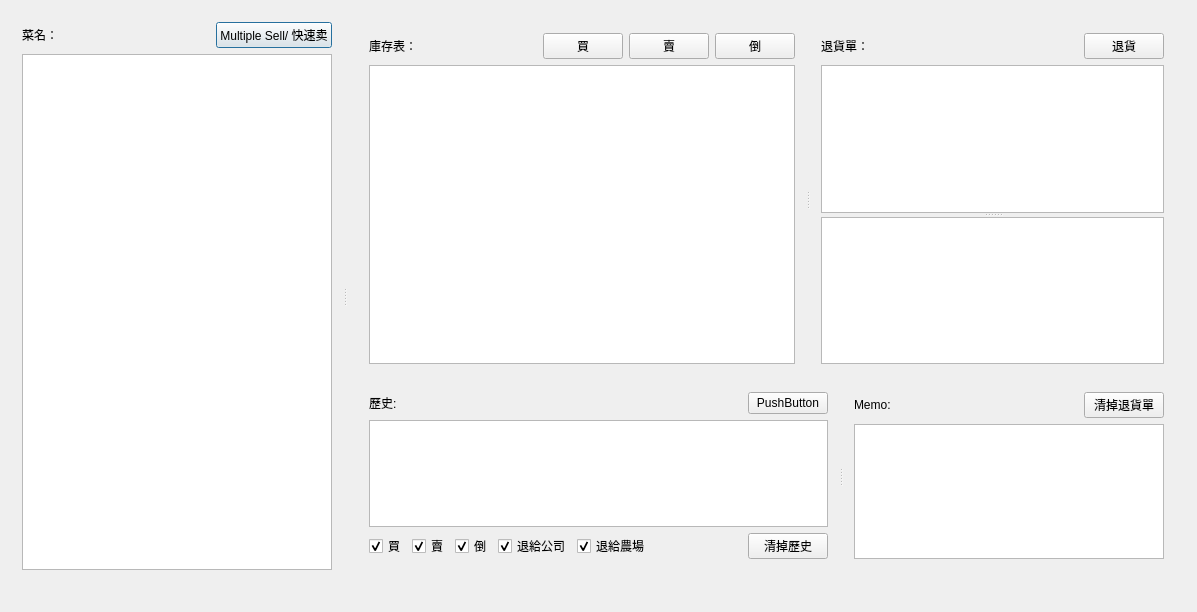
Qt form dialog.ui (ultimatedbz/inventory) before a commit.
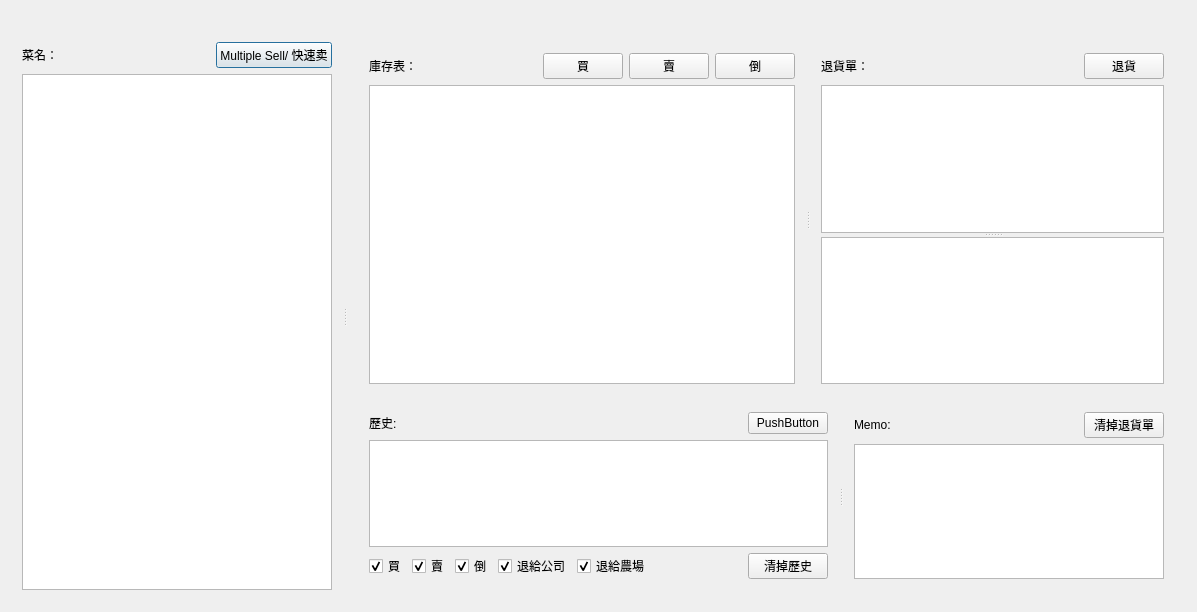
The same form after that commit.

What changed in the file:
```diff
--- a/dialog.ui
+++ b/dialog.ui
@@ -14,6 +14,19 @@
    <string>Dialog</string>
   </property>
   <layout class="QVBoxLayout" name="verticalLayout_7">
+   <item>
+    <widget class="QLabel" name="label_4">
+     <property name="sizePolicy">
+      <sizepolicy hsizetype="Preferred" vsizetype="Fixed">
+       <horstretch>0</horstretch>
+       <verstretch>0</verstretch>
+      </sizepolicy>
+     </property>
+     <property name="text">
+      <string/>
+     </property>
+    </widget>
+   </item>
    <item>
     <widget class="QSplitter" name="splitter_4">
      <property name="orientation">
@@ -376,19 +389,6 @@
      </widget>
     </widget>
    </item>
-   <item>
-    <widget class="QLabel" name="label_4">
-     <property name="sizePolicy">
-      <sizepolicy hsizetype="Preferred" vsizetype="Fixed">
-       <horstretch>0</horstretch>
-       <verstretch>0</verstretch>
-      </sizepolicy>
-     </property>
-     <property name="text">
-      <string/>
-     </property>
-    </widget>
-   </item>
   </layout>
  </widget>
  <layoutdefault spacing="6" margin="11"/>
```
